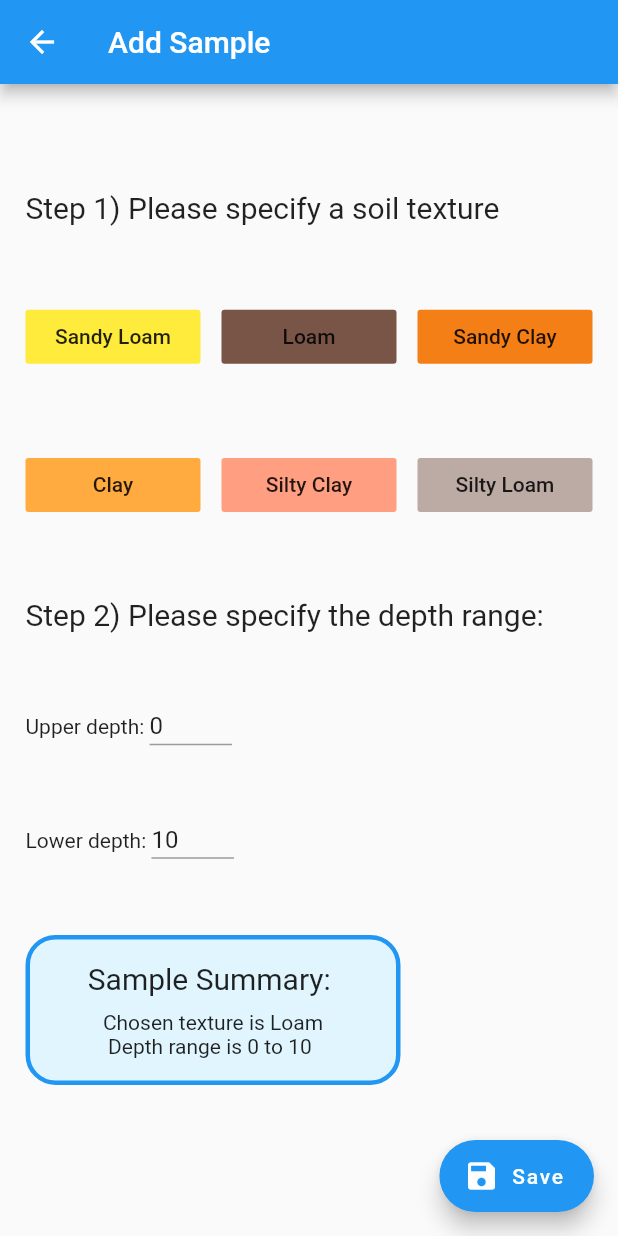
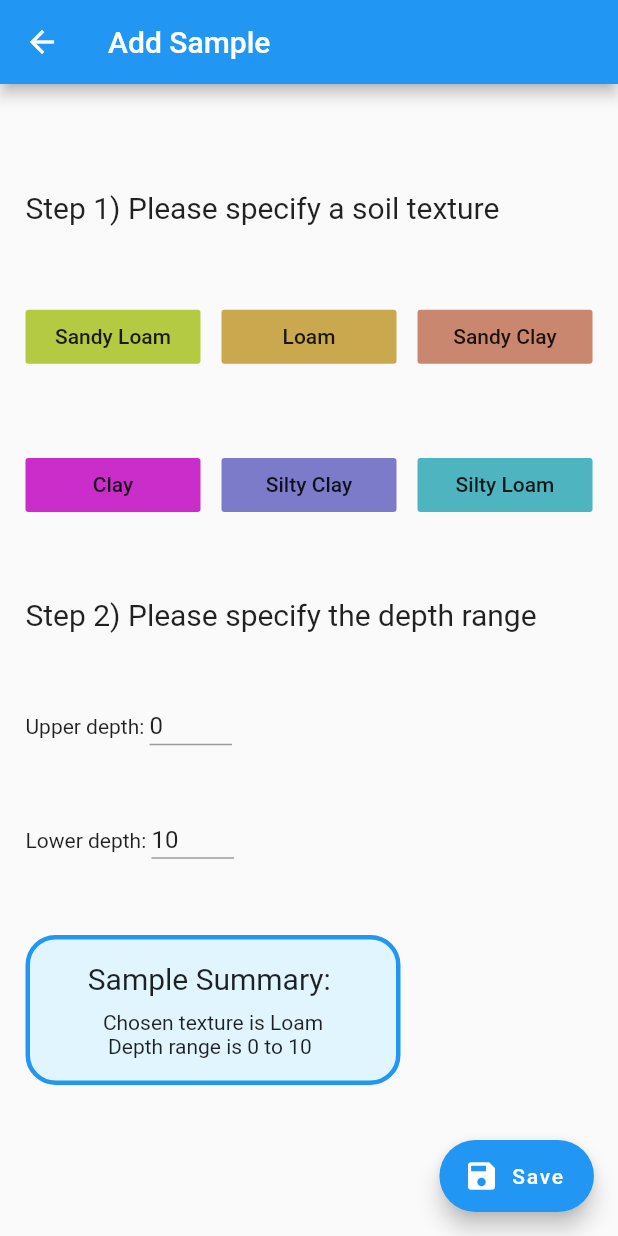
Before and after one commit to Open-Source-Agriculture/soil_mate_old, a Flutter app: the AddSamplePage screen opened directly, on a phone screen of 412 x 824 dp. Run offline on Flutter 3.47's test engine with Material 2 defaults, Android fonts, the phone set to English and light mode, and no system bars; our stand-ins replace firebase_auth, google_maps_flutter, hive, hive_flutter, location; accounts and stored records are empty.

Commit message:
Colored buttons with RGB values

```diff
--- a/lib/models/texture_models.dart
+++ b/lib/models/texture_models.dart
@@ -1,3 +1,5 @@
+import 'package:flutter/cupertino.dart';
+
 class AusClassification {
   TextureClass sandyLoam = TextureClass(name: 'Sandy Loam', sand: 70, silt: 20, clay: 10);
   TextureClass loam = TextureClass(name: 'Loam',sand: 65, silt: 10, clay: 25);
@@ -12,5 +14,11 @@ class TextureClass{
   final int silt;
   final int clay;
   final String name;
+  Color getColor() {
+    int R = (225*sand + 225*clay)~/100;
+    int G = (225*sand + 225*silt)~/100;
+    int B = (225*silt + 225*clay)~/100;
+    return Color.fromRGBO(R, G, B, 1);
+  }
   TextureClass({this.name, this.sand,this.silt,this.clay});
 }
--- a/lib/screens/home/add_sample.dart
+++ b/lib/screens/home/add_sample.dart
@@ -14,6 +14,7 @@ import 'package:texture_app/models/site.dart';
 import 'package:texture_app/models/sample.dart';
 import 'package:texture_app/services/site_database.dart';
 
+import '../../models/texture_models.dart';
 import 'date.dart';
 
 void main() => runApp(MyApp());
@@ -162,7 +163,7 @@ class _AddSamplePageState extends State<AddSamplePage> {
               children: [
                 Expanded(
                   child: FlatButton(
-                    color: Colors.yellow,
+                    color: AusClassification().sandyLoam.getColor(),
                     onPressed: () {
                       selectedTexture = AusClassification().sandyLoam;
                       setState(() {});
@@ -177,7 +178,7 @@ class _AddSamplePageState extends State<AddSamplePage> {
                 SizedBox(width: 14),
                 Expanded(
                   child: FlatButton(
-                    color: Colors.brown,
+                    color: AusClassification().loam.getColor(),
                     onPressed: () {
                       selectedTexture = AusClassification().loam;
                       setState(() {});
@@ -188,7 +189,7 @@ class _AddSamplePageState extends State<AddSamplePage> {
                 SizedBox(width: 14),
                 Expanded(
                   child: FlatButton(
-                    color: Colors.yellow[900],
+                    color: AusClassification().sandyClay.getColor(),
                     onPressed: () {
                       selectedTexture = AusClassification().sandyClay;
                       setState(() {});
@@ -203,7 +204,7 @@ class _AddSamplePageState extends State<AddSamplePage> {
               children: [
                 Expanded(
                   child: FlatButton(
-                    color: Colors.orangeAccent,
+                    color: AusClassification().clay.getColor(),
                     onPressed: () {
                       selectedTexture = AusClassification().clay;
                       setState(() {});
@@ -214,7 +215,7 @@ class _AddSamplePageState extends State<AddSamplePage> {
                 SizedBox(width: 14),
                 Expanded(
                   child: FlatButton(
-                    color: Colors.deepOrangeAccent[100],
+                    color: AusClassification().siltyClay.getColor(),
                     onPressed: () {
                       selectedTexture = AusClassification().siltyClay;
                       setState(() {});
@@ -225,7 +226,7 @@ class _AddSamplePageState extends State<AddSamplePage> {
                 SizedBox(width: 14),
                 Expanded(
                   child: FlatButton(
-                    color: Colors.brown[200],
+                    color: AusClassification().siltyLoam.getColor(),
                     onPressed: () {
                       selectedTexture = AusClassification().siltyLoam;
                       setState(() {});
@@ -236,7 +237,7 @@ class _AddSamplePageState extends State<AddSamplePage> {
               ],
             ),
             Text(
-                'Step 2) Please specify the depth range: ',
+                'Step 2) Please specify the depth range ',
               style: TextStyle(
                 fontSize: 20,
               ),
```
